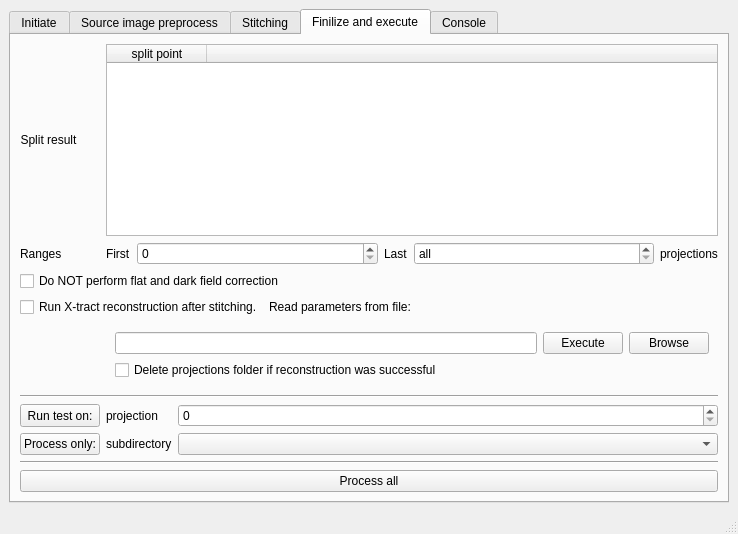
Old version of the form share/imbl-ui.ui in the repository AustralianSynchrotron/imblproc.
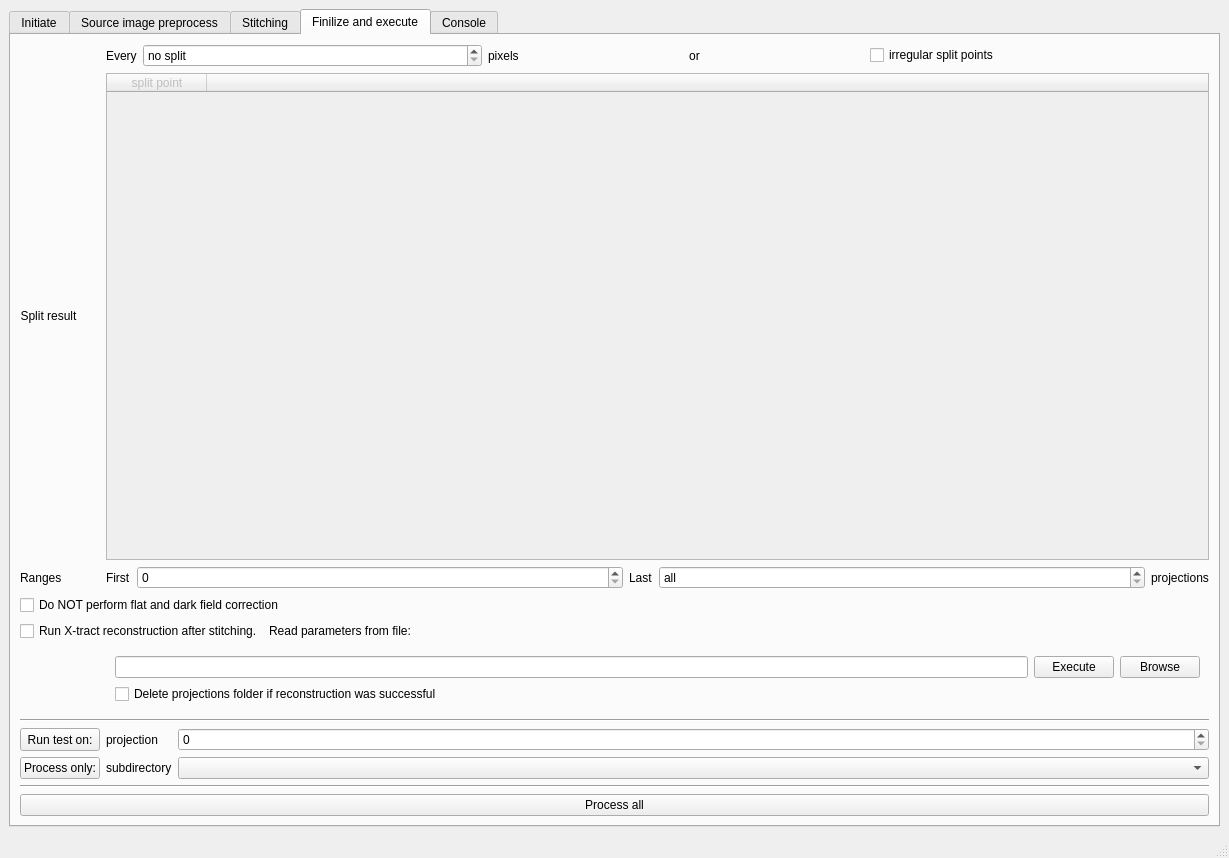
New version of the form. The open tabs and pages were chosen to show the change. Icons and pictures are not drawn.

The edit to the form file:
```diff
--- a/share/imbl-ui.ui
+++ b/share/imbl-ui.ui
@@ -6,8 +6,8 @@
    <rect>
     <x>0</x>
     <y>0</y>
-    <width>738</width>
-    <height>534</height>
+    <width>1229</width>
+    <height>858</height>
    </rect>
   </property>
   <property name="windowTitle">
@@ -839,7 +839,57 @@
         <string>Finilize and execute</string>
        </attribute>
        <layout class="QGridLayout" name="gridLayout_7">
-        <item row="2" column="1" colspan="2">
+        <item row="9" column="1">
+         <widget class="QLabel" name="label_26">
+          <property name="sizePolicy">
+           <sizepolicy hsizetype="Fixed" vsizetype="Preferred">
+            <horstretch>0</horstretch>
+            <verstretch>0</verstretch>
+           </sizepolicy>
+          </property>
+          <property name="text">
+           <string>projection</string>
+          </property>
+         </widget>
+        </item>
+        <item row="1" column="0">
+         <widget class="QLabel" name="label_27">
+          <property name="sizePolicy">
+           <sizepolicy hsizetype="Fixed" vsizetype="Fixed">
+            <horstretch>0</horstretch>
+            <verstretch>0</verstretch>
+           </sizepolicy>
+          </property>
+          <property name="text">
+           <string>Split result</string>
+          </property>
+          <property name="alignment">
+           <set>Qt::AlignCenter</set>
+          </property>
+         </widget>
+        </item>
+        <item row="11" column="0" colspan="3">
+         <widget class="Line" name="line">
+          <property name="orientation">
+           <enum>Qt::Horizontal</enum>
+          </property>
+         </widget>
+        </item>
+        <item row="8" column="0" colspan="3">
+         <widget class="Line" name="line_2">
+          <property name="orientation">
+           <enum>Qt::Horizontal</enum>
+          </property>
+         </widget>
+        </item>
+        <item row="9" column="2">
+         <widget class="QSpinBox" name="testProjection">
+          <property name="maximum">
+           <number>999999999</number>
+          </property>
+         </widget>
+        </item>
+        <item row="3" column="1" colspan="2">
          <layout class="QHBoxLayout" name="horizontalLayout_11">
           <item>
            <widget class="QLabel" name="label_19">
@@ -892,139 +942,11 @@
           </item>
          </layout>
         </item>
-        <item row="14" column="0" colspan="3">
-         <widget class="QPushButton" name="procAll">
-          <property name="text">
-           <string>Process all</string>
-          </property>
-         </widget>
-        </item>
-        <item row="3" column="0" colspan="3">
-         <widget class="QCheckBox" name="noRecFF">
-          <property name="text">
-           <string>Do NOT perform flat and dark field correction</string>
-          </property>
-         </widget>
-        </item>
-        <item row="8" column="1">
-         <widget class="QLabel" name="label_26">
-          <property name="sizePolicy">
-           <sizepolicy hsizetype="Fixed" vsizetype="Preferred">
-            <horstretch>0</horstretch>
-            <verstretch>0</verstretch>
-           </sizepolicy>
-          </property>
-          <property name="text">
-           <string>projection</string>
-          </property>
-         </widget>
-        </item>
-        <item row="2" column="0">
-         <widget class="QLabel" name="label_16">
-          <property name="text">
-           <string>Ranges</string>
-          </property>
-         </widget>
-        </item>
-        <item row="9" column="1">
-         <widget class="QLabel" name="testSubDirLabel">
-          <property name="text">
-           <string>subdirectory</string>
-          </property>
-         </widget>
-        </item>
-        <item row="8" column="2">
-         <widget class="QSpinBox" name="testProjection">
-          <property name="maximum">
-           <number>999999999</number>
-          </property>
-         </widget>
-        </item>
-        <item row="7" column="0" colspan="3">
-         <widget class="Line" name="line_2">
-          <property name="orientation">
-           <enum>Qt::Horizontal</enum>
-          </property>
-         </widget>
-        </item>
-        <item row="6" column="1" colspan="2">
-         <widget class="QWidget" name="xtractWdg" native="true">
-          <layout class="QGridLayout" name="gridLayout_9">
-           <item row="0" column="2">
-            <widget class="QPushButton" name="xtractBrowse">
-             <property name="text">
-              <string>Browse</string>
-             </property>
-            </widget>
-           </item>
-           <item row="0" column="0">
-            <widget class="QLineEdit" name="xtractIn"/>
-           </item>
-           <item row="1" column="0">
-            <widget class="QCheckBox" name="deleteClean">
-             <property name="text">
-              <string>Delete projections folder if reconstruction was successful</string>
-             </property>
-            </widget>
-           </item>
-           <item row="0" column="1">
-            <widget class="QPushButton" name="xtractExecute">
-             <property name="text">
-              <string>Execute</string>
-             </property>
-            </widget>
-           </item>
-          </layout>
-         </widget>
-        </item>
-        <item row="0" column="0">
-         <widget class="QLabel" name="label_27">
-          <property name="sizePolicy">
-           <sizepolicy hsizetype="Fixed" vsizetype="Fixed">
-            <horstretch>0</horstretch>
-            <verstretch>0</verstretch>
-           </sizepolicy>
-          </property>
-          <property name="text">
-           <string>Split result</string>
-          </property>
-          <property name="alignment">
-           <set>Qt::AlignCenter</set>
-          </property>
-         </widget>
-        </item>
-        <item row="8" column="0">
-         <widget class="QPushButton" name="test">
-          <property name="sizePolicy">
-           <sizepolicy hsizetype="Minimum" vsizetype="Minimum">
-            <horstretch>0</horstretch>
-            <verstretch>0</verstretch>
-           </sizepolicy>
-          </property>
-          <property name="text">
-           <string>Run test on:</string>
-          </property>
-         </widget>
-        </item>
-        <item row="9" column="2">
-         <widget class="QComboBox" name="testSubDir"/>
-        </item>
-        <item row="9" column="0">
-         <widget class="QPushButton" name="procThis">
-          <property name="text">
-           <string>Process only:</string>
-          </property>
-         </widget>
-        </item>
-        <item row="10" column="0" colspan="3">
-         <widget class="Line" name="line">
-          <property name="orientation">
-           <enum>Qt::Horizontal</enum>
-          </property>
-         </widget>
-        </item>
-        <item row="0" column="1" colspan="2">
+        <item row="1" column="1" colspan="2">
          <widget class="QTableWidget" name="splits">
+          <property name="enabled">
+           <bool>false</bool>
+          </property>
           <property name="horizontalScrollBarPolicy">
            <enum>Qt::ScrollBarAlwaysOff</enum>
           </property>
@@ -1046,7 +968,35 @@
           </column>
          </widget>
         </item>
-        <item row="5" column="0" colspan="3">
+        <item row="10" column="1">
+         <widget class="QLabel" name="testSubDirLabel">
+          <property name="text">
+           <string>subdirectory</string>
+          </property>
+         </widget>
+        </item>
+        <item row="10" column="0">
+         <widget class="QPushButton" name="procThis">
+          <property name="text">
+           <string>Process only:</string>
+          </property>
+         </widget>
+        </item>
+        <item row="4" column="0" colspan="3">
+         <widget class="QCheckBox" name="noRecFF">
+          <property name="text">
+           <string>Do NOT perform flat and dark field correction</string>
+          </property>
+         </widget>
+        </item>
+        <item row="3" column="0">
+         <widget class="QLabel" name="label_16">
+          <property name="text">
+           <string>Ranges</string>
+          </property>
+         </widget>
+        </item>
+        <item row="6" column="0" colspan="3">
          <layout class="QHBoxLayout" name="horizontalLayout_12">
           <item>
            <widget class="QCheckBox" name="xtractAfter">
@@ -1089,6 +1039,116 @@
           </item>
          </layout>
         </item>
+        <item row="15" column="0" colspan="3">
+         <widget class="QPushButton" name="procAll">
+          <property name="text">
+           <string>Process all</string>
+          </property>
+         </widget>
+        </item>
+        <item row="9" column="0">
+         <widget class="QPushButton" name="test">
+          <property name="sizePolicy">
+           <sizepolicy hsizetype="Minimum" vsizetype="Minimum">
+            <horstretch>0</horstretch>
+            <verstretch>0</verstretch>
+           </sizepolicy>
+          </property>
+          <property name="text">
+           <string>Run test on:</string>
+          </property>
+         </widget>
+        </item>
+        <item row="7" column="1" colspan="2">
+         <widget class="QWidget" name="xtractWdg" native="true">
+          <layout class="QGridLayout" name="gridLayout_9">
+           <item row="0" column="2">
+            <widget class="QPushButton" name="xtractBrowse">
+             <property name="text">
+              <string>Browse</string>
+             </property>
+            </widget>
+           </item>
+           <item row="0" column="0">
+            <widget class="QLineEdit" name="xtractIn"/>
+           </item>
+           <item row="1" column="0">
+            <widget class="QCheckBox" name="deleteClean">
+             <property name="text">
+              <string>Delete projections folder if reconstruction was successful</string>
+             </property>
+            </widget>
+           </item>
+           <item row="0" column="1">
+            <widget class="QPushButton" name="xtractExecute">
+             <property name="text">
+              <string>Execute</string>
+             </property>
+            </widget>
+           </item>
+          </layout>
+         </widget>
+        </item>
+        <item row="10" column="2">
+         <widget class="QComboBox" name="testSubDir"/>
+        </item>
+        <item row="0" column="1" colspan="2">
+         <layout class="QHBoxLayout" name="horizontalLayout_13">
+          <item>
+           <widget class="QLabel" name="label_29">
+            <property name="sizePolicy">
+             <sizepolicy hsizetype="Fixed" vsizetype="Preferred">
+              <horstretch>0</horstretch>
+              <verstretch>0</verstretch>
+             </sizepolicy>
+            </property>
+            <property name="text">
+             <string>Every</string>
+            </property>
+           </widget>
+          </item>
+          <item>
+           <widget class="QSpinBox" name="splitSize">
+            <property name="specialValueText">
+             <string>no split</string>
+            </property>
+            <property name="maximum">
+             <number>999999999</number>
+            </property>
+           </widget>
+          </item>
+          <item>
+           <widget class="QLabel" name="label_32">
+            <property name="sizePolicy">
+             <sizepolicy hsizetype="Fixed" vsizetype="Preferred">
+              <horstretch>0</horstretch>
+              <verstretch>0</verstretch>
+             </sizepolicy>
+            </property>
+            <property name="text">
+             <string>pixels</string>
+            </property>
+           </widget>
+          </item>
+          <item>
+           <widget class="QLabel" name="label_28">
+            <property name="text">
+             <string>or</string>
+            </property>
+            <property name="alignment">
+             <set>Qt::AlignCenter</set>
+            </property>
+           </widget>
+          </item>
+          <item>
+           <widget class="QCheckBox" name="irregularSplit">
+            <property name="text">
+             <string>irregular split points</string>
+            </property>
+           </widget>
+          </item>
+         </layout>
+        </item>
        </layout>
       </widget>
       <widget class="QWidget" name="tabConsole">
```
Left out of the diff: 6 changed lines with no effect on the pictures.
